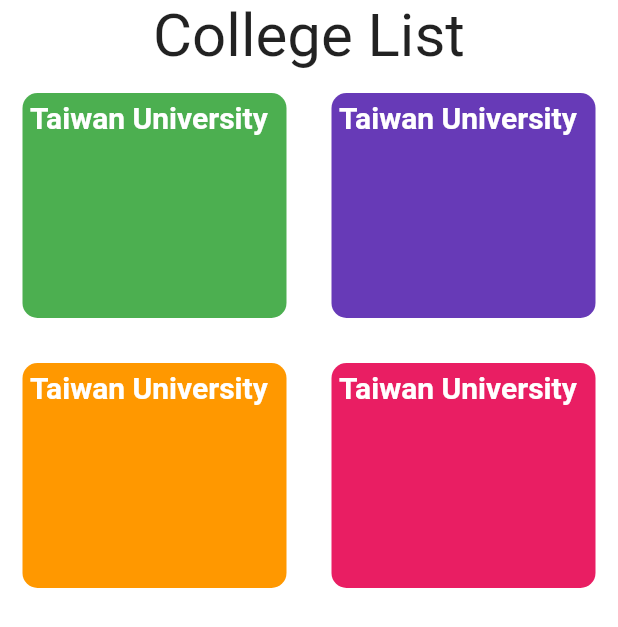
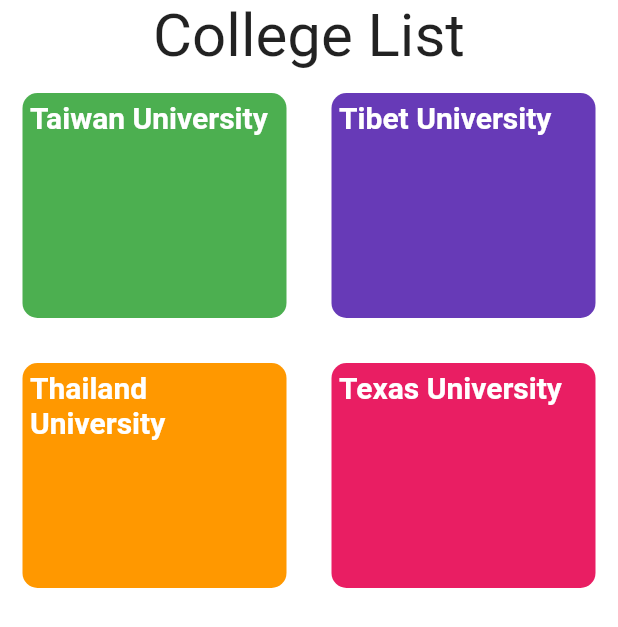
Before and after one commit to enigmatic-bacon/transferassistant, a Flutter app: the CollegeListPage screen opened by its route, on a phone screen of 412 x 824 dp. Shown: the top 627 px of the screen. Run offline on Flutter 3.47's test engine with Material 2 defaults, Android fonts, the phone set to English and light mode, and no system bars; missing offline and left inert: autocomplete_textfield.

Commit message:
added college class.

```diff
--- /dev/null
+++ b/lib/college.dart
@@ -0,0 +1,16 @@
+class College {
+  final String _name;
+  final String _deadline;
+
+  College({String name, String deadline})
+      : _name = name,
+        _deadline = deadline;
+
+  String getName() {
+    return _name;
+  }
+
+  String getDeadline() {
+    return _deadline;
+  }
+}
--- a/lib/collegeCard.dart
+++ b/lib/collegeCard.dart
@@ -1,19 +1,22 @@
 import 'package:flutter/material.dart';
 import 'constants.dart';
+import 'college.dart';
 
 class CollegeCard extends StatelessWidget {
   final Color color;
-  final String collegeName;
+  final College college;
   final Function onTap;
 
-  CollegeCard({@required this.color, @required this.collegeName, this.onTap});
+  CollegeCard({@required this.color, @required this.college, this.onTap});
 
   @override
   Widget build(BuildContext context) {
     return Expanded(
+      child: GestureDetector(
+        onTap: onTap,
         child: Container(
           child: Text(
-          collegeName,
+            college.getName(),
             style: kCollegeNameText,
           ),
           padding: EdgeInsets.all(5.0),
@@ -24,6 +27,7 @@ class CollegeCard extends StatelessWidget {
             borderRadius: BorderRadius.circular(10.0),
           ),
         ),
+      ),
     );
   }
 }
--- a/lib/collegeListPage.dart
+++ b/lib/collegeListPage.dart
@@ -1,5 +1,6 @@
 import 'package:flutter/material.dart';
 import 'collegeCard.dart';
+import 'college.dart';
 
 class CollegeListPage extends StatelessWidget {
   @override
@@ -16,11 +17,16 @@ class CollegeListPage extends StatelessWidget {
               children: [
                 CollegeCard(
                   color: Colors.green,
-                  collegeName: 'Taiwan University',
+                  college:
+                      College(name: 'Taiwan University', deadline: 'Oct 1st'),
+                  onTap: () {
+                    Navigator.pushNamed(context, '/second');
+                  },
                 ),
                 CollegeCard(
                   color: Colors.deepPurple,
-                  collegeName: 'Taiwan University',
+                  college:
+                      College(name: 'Tibet University', deadline: 'Oct 1st'),
                 ),
               ],
             ),
@@ -28,11 +34,13 @@ class CollegeListPage extends StatelessWidget {
               children: [
                 CollegeCard(
                   color: Colors.orange,
-                  collegeName: 'Taiwan University',
+                  college:
+                      College(name: 'Thailand University', deadline: 'Oct 1st'),
                 ),
                 CollegeCard(
                   color: Colors.pink,
-                  collegeName: 'Taiwan University',
+                  college:
+                      College(name: 'Texas University', deadline: 'Oct 1st'),
                 ),
               ],
             ),
--- a/lib/taskPage.dart
+++ b/lib/taskPage.dart
@@ -1,6 +1,11 @@
 import 'package:flutter/material.dart';
+import 'package:transferapp/college.dart';
 
 class TaskPage extends StatelessWidget {
+  final College college;
+
+  TaskPage({this.college});
+
   @override
   Widget build(BuildContext context) {
     return Scaffold(
@@ -8,6 +13,9 @@ class TaskPage extends StatelessWidget {
         mainAxisAlignment: MainAxisAlignment.center,
         crossAxisAlignment: CrossAxisAlignment.center,
         children: [
+          Text(
+            college.getName(),
+          ),
           FlatButton(
             onPressed: () {
               Navigator.pop(context);
```
Lines whose indentation alone changed are shown as unchanged.
